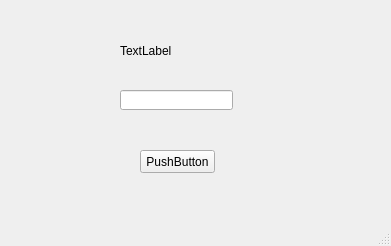
Qt form python_src/30_tensor_flow_ex/ex_03_qt/MyQtApp.ui (openvisual/open-visual-machine-learning) before a commit.
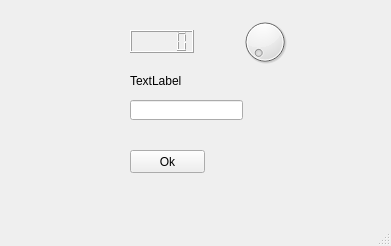
The same form after that commit.

What changed in the file:
```diff
--- a/python_src/30_tensor_flow_ex/ex_03_qt/MyQtApp.ui
+++ b/python_src/30_tensor_flow_ex/ex_03_qt/MyQtApp.ui
@@ -17,8 +17,8 @@
    <widget class="QLabel" name="myLabel">
     <property name="geometry">
      <rect>
-      <x>120</x>
-      <y>40</y>
+      <x>130</x>
+      <y>70</y>
       <width>111</width>
       <height>21</height>
      </rect>
@@ -30,8 +30,8 @@
    <widget class="QLineEdit" name="myLineEdit">
     <property name="geometry">
      <rect>
-      <x>120</x>
-      <y>90</y>
+      <x>130</x>
+      <y>100</y>
       <width>113</width>
       <height>20</height>
      </rect>
@@ -40,14 +40,40 @@
    <widget class="QPushButton" name="myPushButton">
     <property name="geometry">
      <rect>
-      <x>140</x>
+      <x>130</x>
       <y>150</y>
       <width>75</width>
       <height>23</height>
      </rect>
     </property>
     <property name="text">
-     <string>PushButton</string>
+     <string>Ok</string>
+    </property>
+   </widget>
+   <widget class="QLCDNumber" name="myLcdNumber">
+    <property name="geometry">
+     <rect>
+      <x>130</x>
+      <y>30</y>
+      <width>64</width>
+      <height>23</height>
+     </rect>
+    </property>
+   </widget>
+   <widget class="QDial" name="myDial">
+    <property name="geometry">
+     <rect>
+      <x>240</x>
+      <y>10</y>
+      <width>50</width>
+      <height>64</height>
+     </rect>
+    </property>
+    <property name="invertedAppearance">
+     <bool>false</bool>
+    </property>
+    <property name="invertedControls">
+     <bool>false</bool>
     </property>
    </widget>
   </widget>
```
